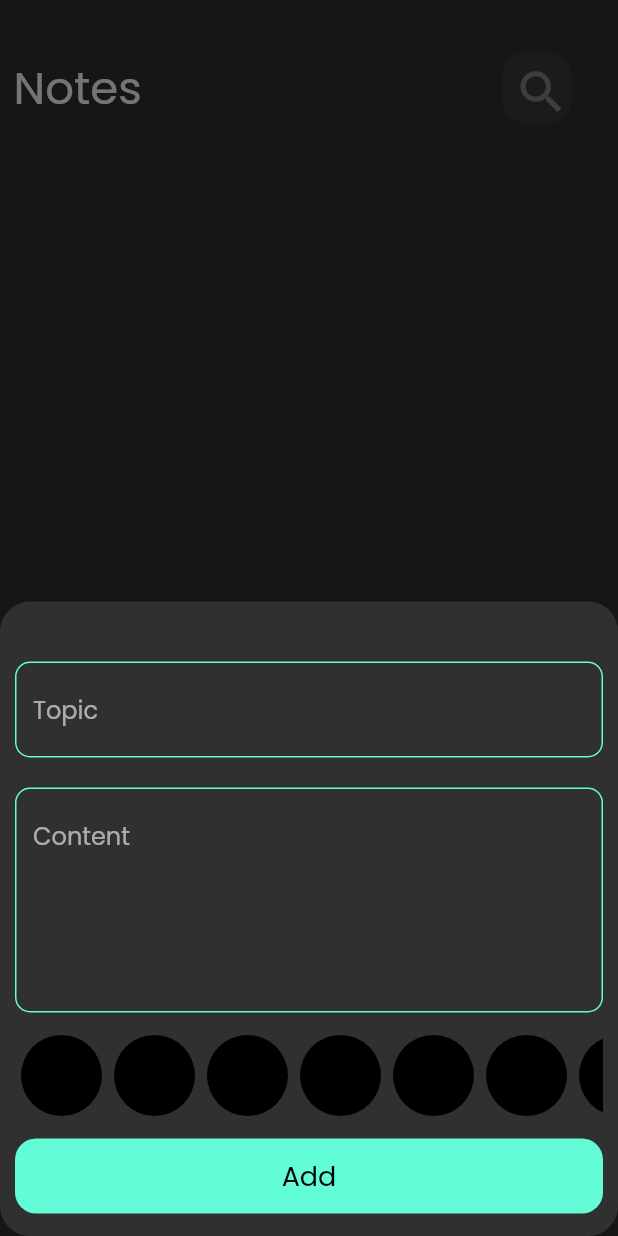
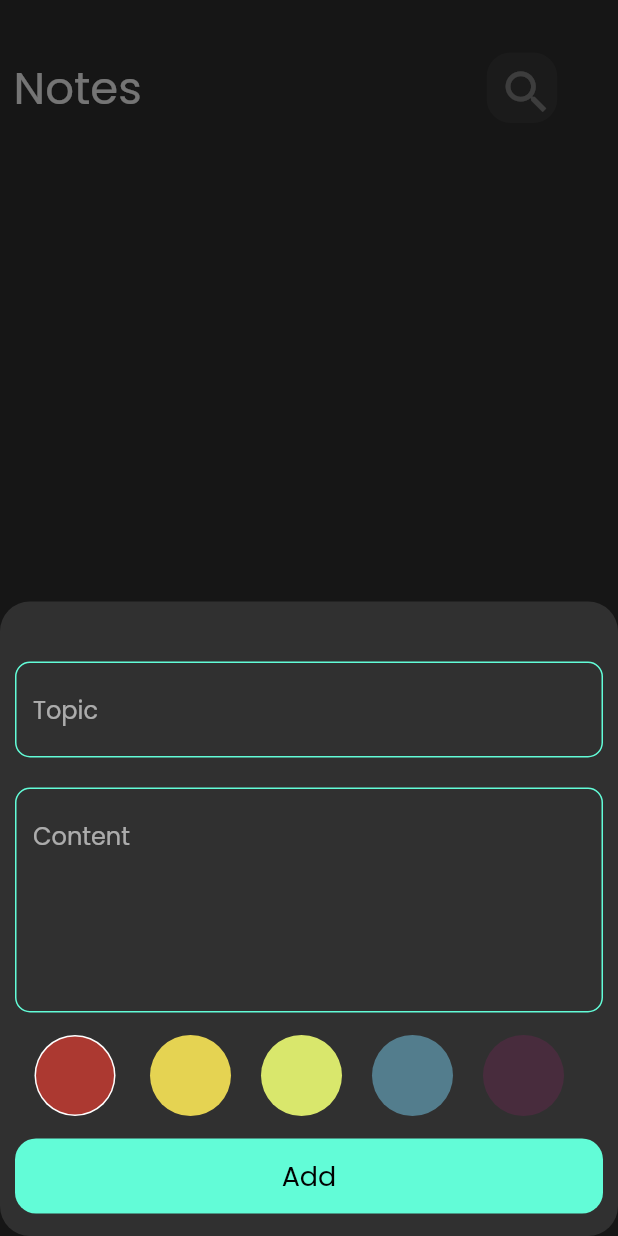
Before and after one commit to mohandalnjjar/notes_app, a Flutter app: the screen it shows after launch, after a tap on the "add" icon, on a phone screen of 412 x 824 dp. Run offline on Flutter 3.47's test engine with Material 2 defaults, Android fonts, the phone set to English and light mode, and no system bars; our stand-ins replace bloc, flutter_bloc, hive, hive_flutter; accounts and stored records are empty.

```diff
--- a/lib/cubits/add_note_Cubit/cubit/add_note_cubit_cubit.dart
+++ b/lib/cubits/add_note_Cubit/cubit/add_note_cubit_cubit.dart
@@ -1,4 +1,5 @@
 import 'package:bloc/bloc.dart';
+import 'package:flutter/material.dart';
 import 'package:hive_flutter/adapters.dart';
 import 'package:meta/meta.dart';
 import 'package:notes_app/models/note_model.dart';
@@ -8,7 +9,10 @@ part 'add_note_cubit_state.dart';
 
 class AddNoteCubit extends Cubit<AddNoteCubitState> {
   AddNoteCubit() : super(AddNoteCubitInitial());
+  Color color = const Color(0xffD9E76C);
+
   addnote(NoteModel note) async {
+    note.color = color.value;
     emit(
       AddNoteLoading(),
     );
--- a/lib/pages/widgets/ColorsListView.dart
+++ b/lib/pages/widgets/ColorsListView.dart
@@ -1,24 +1,67 @@
+import 'package:flutter/material.dart';
+import 'package:flutter_bloc/flutter_bloc.dart';
+import 'package:notes_app/pages/widgets/constance.dart';
 
-import 'package:flutter/material.dart';
-import 'package:notes_app/pages/widgets/add_note_form.dart';
+import '../../cubits/add_note_Cubit/cubit/add_note_cubit_cubit.dart';
 
-class ColorsListView extends StatelessWidget {
-  const ColorsListView({super.key});
+class ColorsListView extends StatefulWidget {
+  const ColorsListView({
+    super.key,
+  });
 
+  @override
+  State<ColorsListView> createState() => _ColorsListViewState();
+}
+
+class _ColorsListViewState extends State<ColorsListView> {
+  int currentEndex = 0;
   @override
   Widget build(BuildContext context) {
     return SizedBox(
       height: 27 * 2,
       child: ListView.builder(
-        itemCount: 10,
+        itemCount: KColorsList.length,
         scrollDirection: Axis.horizontal,
         itemBuilder: (context, index) {
           return Padding(
-            padding: const EdgeInsets.symmetric(horizontal: 4),
-            child: ColorItem(),
+            padding: const EdgeInsets.symmetric(horizontal: 10),
+            child: GestureDetector(
+              onTap: () {
+                currentEndex = index;
+                BlocProvider.of<AddNoteCubit>(context).color =
+                    KColorsList[index];
+                setState(() {});
+              },
+              child: ColorItem(
+                color: KColorsList[index],
+                isActive: currentEndex == index,
+              ),
+            ),
           );
         },
       ),
     );
   }
 }
+
+class ColorItem extends StatelessWidget {
+  const ColorItem({super.key, required this.isActive, required this.color});
+  final bool isActive;
+  final Color color;
+  @override
+  Widget build(BuildContext context) {
+    return isActive
+        ? CircleAvatar(
+            backgroundColor: Colors.white,
+            radius: 30,
+            child: CircleAvatar(
+              radius: 26,
+              backgroundColor: color,
+            ),
+          )
+        : CircleAvatar(
+            radius: 27,
+            backgroundColor: color,
+          );
+  }
+}
--- a/lib/pages/widgets/add_note_form.dart
+++ b/lib/pages/widgets/add_note_form.dart
@@ -50,7 +50,7 @@ class _AddNoteFormState extends State<AddNoteForm> {
           const SizedBox(
             height: 15,
           ),
-          const ColorsListView(),
+           ColorsListView(),
           const SizedBox(
             height: 15,
           ),
@@ -89,15 +89,3 @@ class _AddNoteFormState extends State<AddNoteForm> {
     );
   }
 }
-
-class ColorItem extends StatelessWidget {
-  const ColorItem({super.key});
-
-  @override
-  Widget build(BuildContext context) {
-    return const CircleAvatar(
-      radius: 27,
-      backgroundColor: Colors.black,
-    );
-  }
-}
--- a/lib/pages/widgets/constance.dart
+++ b/lib/pages/widgets/constance.dart
@@ -2,3 +2,10 @@ import 'package:flutter/material.dart';
 
 const kprimaryColor = Color(0xff62FCD7);
 const kNotesBox = 'notes_box';
+List<Color> KColorsList = [
+  Color(0xffAC3931),
+  Color(0xffE5D352),
+  Color(0xffD9E76C),
+  Color(0xff537D8D),
+  Color(0xff482C3D)
+];
--- a/lib/pages/widgets/notes_list_view.dart
+++ b/lib/pages/widgets/notes_list_view.dart
@@ -14,11 +14,15 @@ class NoteslistView extends StatelessWidget {
         List<NoteModel> noteslist =
             BlocProvider.of<NotesCubitCubit>(context).notes ?? [];
         return ListView.builder(
+            reverse: true,
+            physics: BouncingScrollPhysics(),
             itemCount: noteslist.length,
             itemBuilder: (context, index) {
-              return  Padding(
+              return Padding(
                 padding: const EdgeInsets.symmetric(vertical: 10),
-                child:  NoteItem(notes: noteslist[index],),
+                child: NoteItem(
+                  notes: noteslist[index],
+                ),
               );
             });
       },
--- a/lib/pages/widgets/notes_page_widget.dart
+++ b/lib/pages/widgets/notes_page_widget.dart
@@ -31,7 +31,7 @@ class _NotesPageBodyState extends State<NotesPageBody> {
             CustomeAppBar(
               icon: Icons.search,
               title: 'Notes',
-              SpaceBetwen: 240,
+              SpaceBetwen: 230,
             ),
             Expanded(
               child: NoteslistView(),
```
Also changed, not shown: lib/pages/widgets/editColorPageListView.dart (added, +48 -0 lines), lib/pages/widgets/editNotePageBody.dart (+10 -2 lines).
